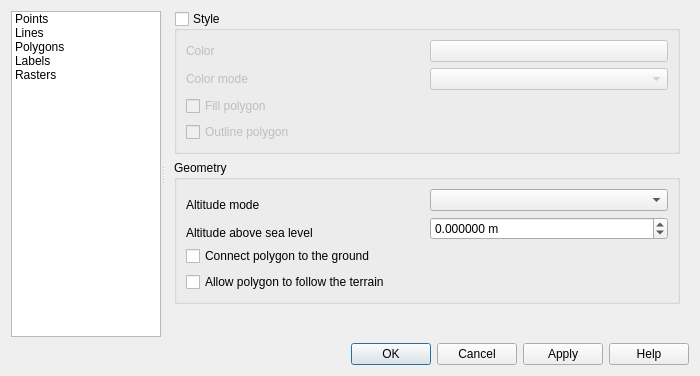
Qt form ui/optionsdialogbase.ui (alexbruy/getools) before a commit.
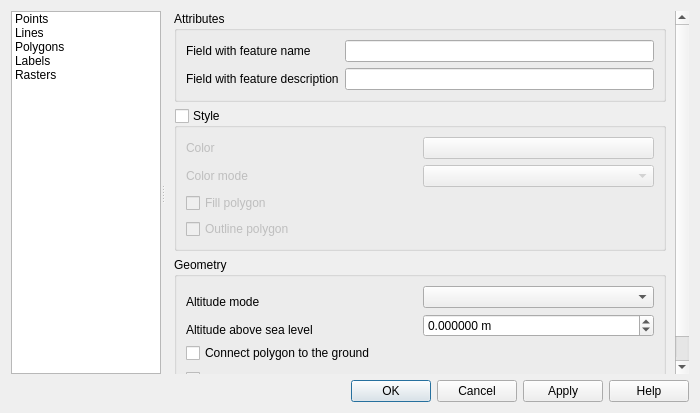
The same form after that commit. The open tabs and pages were chosen to show the change. Custom widgets are drawn as their Qt base class.

Commit message: update options dialog

```diff
--- a/ui/optionsdialogbase.ui
+++ b/ui/optionsdialogbase.ui
@@ -7,7 +7,7 @@
     <x>0</x>
     <y>0</y>
     <width>700</width>
-    <height>376</height>
+    <height>413</height>
    </rect>
   </property>
   <property name="minimumSize">
@@ -504,8 +504,8 @@
                <rect>
                 <x>0</x>
                 <y>0</y>
-                <width>526</width>
-                <height>326</height>
+                <width>340</width>
+                <height>409</height>
                </rect>
               </property>
               <layout class="QVBoxLayout" name="verticalLayout_16">
@@ -515,6 +515,35 @@
                <property name="bottomMargin">
                 <number>0</number>
                </property>
+               <item>
+                <widget class="QgsCollapsibleGroupBox" name="grpPolygonAttributes">
+                 <property name="title">
+                  <string>Attributes</string>
+                 </property>
+                 <layout class="QGridLayout" name="gridLayout_12">
+                  <item row="0" column="0">
+                   <widget class="QLabel" name="label_24">
+                    <property name="text">
+                     <string>Field with feature name</string>
+                    </property>
+                   </widget>
+                  </item>
+                  <item row="0" column="1">
+                   <widget class="QLineEdit" name="lePolygonName"/>
+                  </item>
+                  <item row="1" column="0">
+                   <widget class="QLabel" name="label_25">
+                    <property name="text">
+                     <string>Field with feature description</string>
+                    </property>
+                   </widget>
+                  </item>
+                  <item row="1" column="1">
+                   <widget class="QLineEdit" name="lePolygonDescription"/>
+                  </item>
+                 </layout>
+                </widget>
+               </item>
                <item>
                 <widget class="QgsCollapsibleGroupBox" name="grpPolygonStyle">
                  <property name="title">
@@ -592,13 +621,6 @@
                   <bool>false</bool>
                  </property>
                  <layout class="QGridLayout" name="gridLayout_6">
-                  <item row="3" column="0">
-                   <widget class="QCheckBox" name="chkPolygonConnect">
-                    <property name="text">
-                     <string>Connect polygon to the ground</string>
-                    </property>
-                   </widget>
-                  </item>
                   <item row="0" column="0" rowspan="2">
                    <widget class="QLabel" name="label_14">
                     <property name="text">
@@ -632,7 +654,14 @@
                     </property>
                    </widget>
                   </item>
-                  <item row="4" column="0">
+                  <item row="3" column="0" colspan="2">
+                   <widget class="QCheckBox" name="chkPolygonConnect">
+                    <property name="text">
+                     <string>Connect polygon to the ground</string>
+                    </property>
+                   </widget>
+                  </item>
+                  <item row="4" column="0" colspan="2">
                    <widget class="QCheckBox" name="chkPolygonFollow">
                     <property name="text">
                      <string>Allow polygon to follow the terrain</string>
```
Left out of the diff: 212 changed lines with no effect on the pictures. The commit also changes 3 other files.
